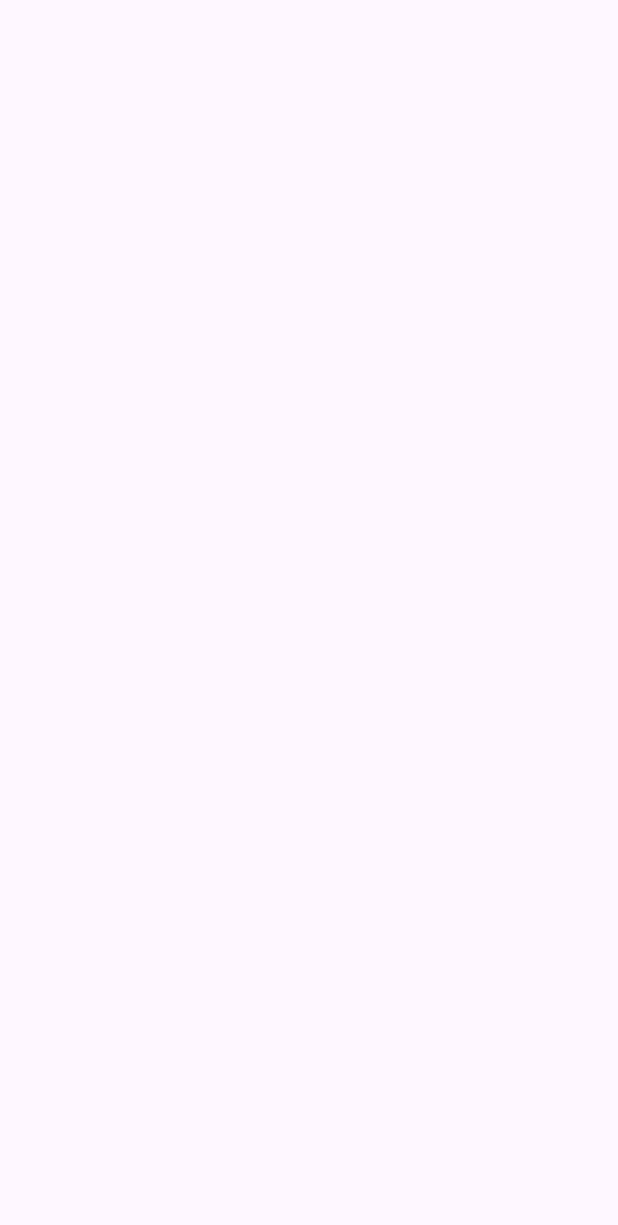
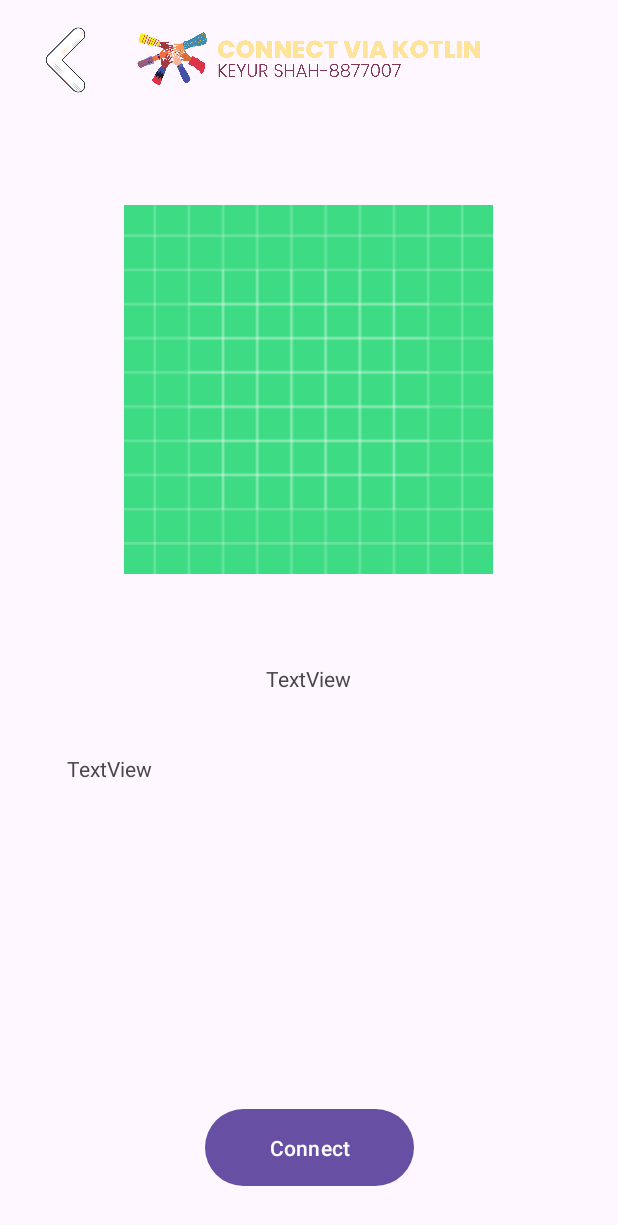
Before and after one commit to keyurshah007/Project1_Firebase-Recruiting-Application, an Android app: the DetailActivity screen opened directly, with no data from a screen before it, on a phone screen of 412 x 824 dp. Before the commit the part shown is empty. Shown: the top 1225 px of the screen. Run offline under Robolectric (Android 15) with nearby library versions, the phone set to English and light mode, and no system bars.

Commit message:
second commit with modified layouts

```diff
--- a/app/build.gradle.kts
+++ b/app/build.gradle.kts
@@ -2,6 +2,7 @@ plugins {
     id("com.android.application")
     id("org.jetbrains.kotlin.android")
     id("com.google.gms.google-services")
+    id("kotlin-kapt")
 }
 
 android {
@@ -36,6 +37,10 @@ android {
     }
 }
 
+dependencies{
+    kapt ("com.github.bumptech.glide:compiler:4.11.0")
+}
+
 dependencies {
 
     implementation(platform("com.google.firebase:firebase-bom:32.7.2"))
@@ -45,6 +50,9 @@ dependencies {
     implementation("androidx.constraintlayout:constraintlayout:2.1.4")
     implementation("com.google.firebase:firebase-database:20.3.0")
     implementation ("com.google.firebase:firebase-database:20.3.1")
+    implementation("com.google.firebase:firebase-storage-ktx:20.3.0")
+
+
 
     testImplementation("junit:junit:4.13.2")
     androidTestImplementation("androidx.test.ext:junit:1.1.5")
--- a/app/src/main/res/layout/activity_detail.xml
+++ b/app/src/main/res/layout/activity_detail.xml
@@ -6,4 +6,75 @@
     android:layout_height="match_parent"
     tools:context=".DetailActivity">
 
+    <ImageView
+        android:id="@+id/imageView2"
+        android:layout_width="247dp"
+        android:layout_height="63dp"
+        android:layout_marginTop="7dp"
+        android:layout_marginEnd="82dp"
+        app:layout_constraintEnd_toEndOf="parent"
+        app:layout_constraintTop_toTopOf="parent"
+        app:srcCompat="@drawable/logohori" />
+
+    <ImageView
+        android:id="@+id/imageView3"
+        android:layout_width="55dp"
+        android:layout_height="48dp"
+        android:layout_marginStart="16dp"
+        android:layout_marginTop="16dp"
+        android:layout_marginEnd="11dp"
+        app:layout_constraintEnd_toStartOf="@+id/imageView2"
+        app:layout_constraintStart_toStartOf="parent"
+        app:layout_constraintTop_toTopOf="parent"
+        app:srcCompat="@drawable/back" />
+
+    <ImageView
+        android:id="@+id/detailIamge"
+        android:layout_width="246dp"
+        android:layout_height="266dp"
+        android:layout_marginStart="82dp"
+        android:layout_marginTop="56dp"
+        android:layout_marginEnd="83dp"
+        android:layout_marginBottom="50dp"
+        app:layout_constraintBottom_toTopOf="@+id/textViewName"
+        app:layout_constraintEnd_toEndOf="parent"
+        app:layout_constraintStart_toStartOf="parent"
+        app:layout_constraintTop_toBottomOf="@+id/imageView2"
+        app:srcCompat="@drawable/ic_launcher_background" />
+
+    <TextView
+        android:id="@+id/textViewName"
+        android:layout_width="wrap_content"
+        android:layout_height="wrap_content"
+        android:layout_marginStart="176dp"
+        android:layout_marginTop="50dp"
+        android:layout_marginEnd="177dp"
+        android:text="TextView"
+        app:layout_constraintEnd_toEndOf="parent"
+        app:layout_constraintStart_toStartOf="parent"
+        app:layout_constraintTop_toBottomOf="@+id/detailIamge" />
+
+    <TextView
+        android:id="@+id/textViewDetail"
+        android:layout_width="wrap_content"
+        android:layout_height="wrap_content"
+        android:layout_marginStart="43dp"
+        android:layout_marginTop="110dp"
+        android:layout_marginEnd="310dp"
+        android:text="TextView"
+        app:layout_constraintEnd_toEndOf="parent"
+        app:layout_constraintStart_toStartOf="parent"
+        app:layout_constraintTop_toBottomOf="@+id/detailIamge" />
+
+    <Button
+        android:id="@+id/btnDetail"
+        android:layout_width="139dp"
+        android:layout_height="59dp"
+        android:layout_marginStart="136dp"
+        android:layout_marginEnd="136dp"
+        android:layout_marginBottom="29dp"
+        android:text="Connect"
+        app:layout_constraintBottom_toBottomOf="parent"
+        app:layout_constraintEnd_toEndOf="parent"
+        app:layout_constraintStart_toStartOf="parent" />
 </androidx.constraintlayout.widget.ConstraintLayout>
```
